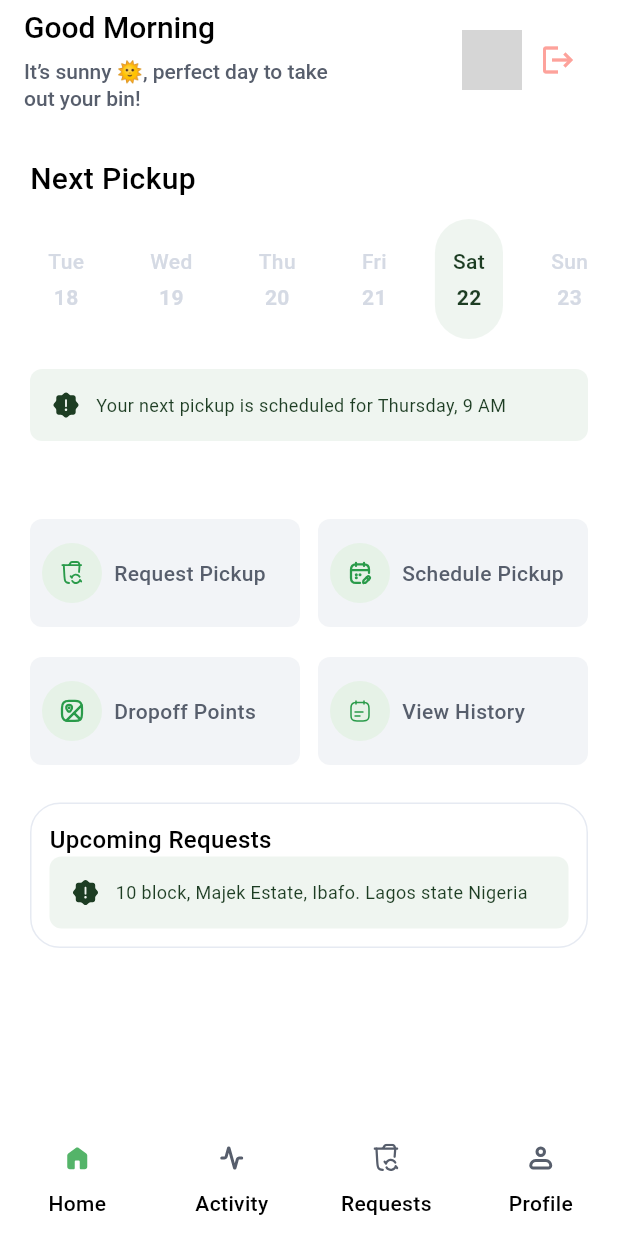
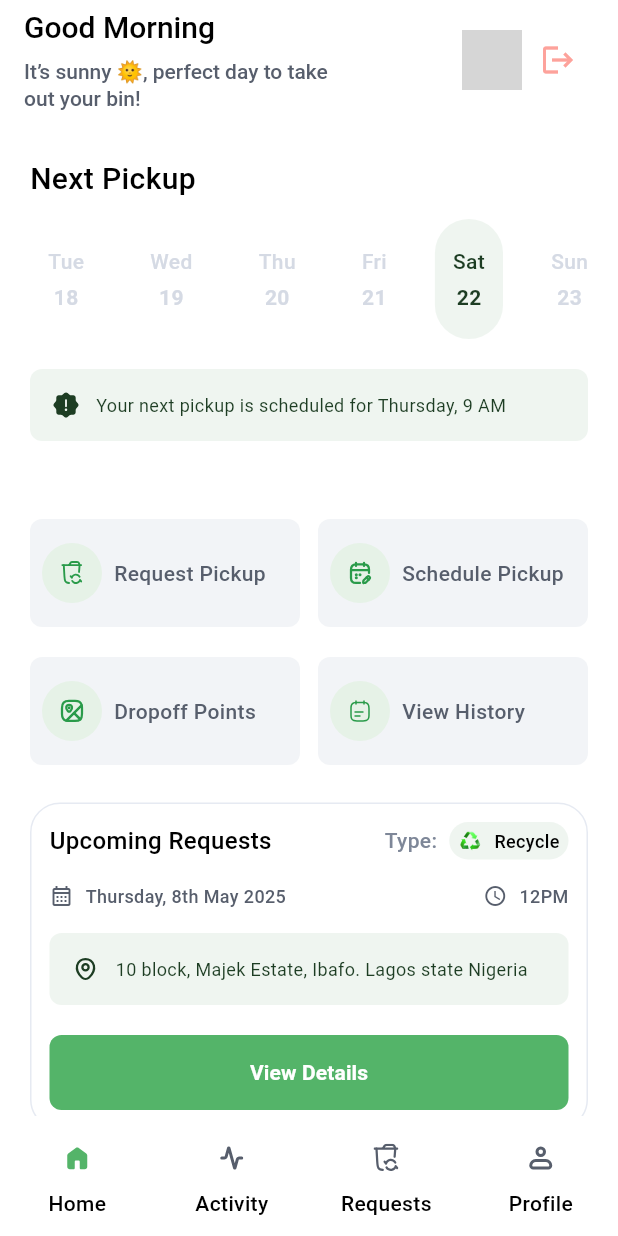
Before and after one commit to Bewizi/EcoBin_Frontend, a Flutter app: the screen it shows after launch, on a phone screen of 412 x 824 dp. Run offline on Flutter 3.47's test engine with Material 3 defaults, Android fonts, the phone set to English and light mode, and no system bars; our stand-ins replace bloc, device_preview, dio, equatable, flutter_bloc, flutter_screenutil and 3 more; network calls fail; grey boxes are pictures that could not be loaded.

Commit message:
feat: Implement upcoming request card UI

```diff
--- a/lib/features/home_page/presentation/pages/home_screen.dart
+++ b/lib/features/home_page/presentation/pages/home_screen.dart
@@ -1,6 +1,8 @@
 import 'package:ecobin/core/di/injection.dart';
+import 'package:ecobin/core/presentation/constants/images.dart';
 import 'package:ecobin/core/presentation/constants/svgs.dart';
 import 'package:ecobin/core/presentation/themes/colors.dart';
+import 'package:ecobin/core/presentation/ui/widgets/app_button.dart';
 import 'package:ecobin/core/presentation/ui/widgets/text_styles.dart';
 import 'package:ecobin/features/auth/presentation/pages/signIn/sign_in.dart';
 import 'package:ecobin/features/home_page/presentation/widgets/date_card.dart';
@@ -215,7 +217,6 @@ class _HomeScreenState extends State<HomeScreen> {
             SliverToBoxAdapter(
               child: Padding(
                 padding: EdgeInsets.symmetric(horizontal: 20, vertical: 25),
-                child: Expanded(
                 child: Container(
                   padding: EdgeInsets.all(12),
                   decoration: BoxDecoration(
@@ -224,6 +225,7 @@ class _HomeScreenState extends State<HomeScreen> {
                   ),
                   child: Column(
                     children: [
+                      // Upcoming request and type
                       Row(
                         mainAxisAlignment: MainAxisAlignment.spaceBetween,
                         children: [
@@ -233,8 +235,89 @@ class _HomeScreenState extends State<HomeScreen> {
                             fontWeight: FontWeight.w500,
                             color: AppColors.kBlack,
                           ),
+
+                          Row(
+                            children: [
+                              TextRegular(
+                                'Type:',
+                                color: AppColors.kSlateGray,
+                                fontWeight: FontWeight.w500,
+                              ),
+                              SizedBox(width: 8),
+                              Container(
+                                padding: EdgeInsets.symmetric(
+                                  vertical: 4,
+                                  horizontal: 6,
+                                ),
+                                decoration: BoxDecoration(
+                                  color: AppColors.kLimeGreen,
+                                  borderRadius: BorderRadius.circular(100),
+                                ),
+                                child: Row(
+                                  children: [
+                                    Image.asset(
+                                      AppImages.kRecycling,
+                                      width: 16,
+                                      height: 16,
+                                    ),
+                                    SizedBox(width: 8),
+                                    TextRegular(
+                                      'Recycle',
+                                      fontSize: 12,
+                                      color: AppColors.kBlack,
+                                      fontWeight: FontWeight.w500,
+                                    ),
                                   ],
                                 ),
+                              ),
+                            ],
+                          ),
+                        ],
+                      ),
+
+                      const SizedBox(height: 16),
+
+                      // Date and time
+                      Row(
+                        mainAxisAlignment: MainAxisAlignment.spaceBetween,
+                        children: [
+                          Row(
+                            children: [
+                              Icon(
+                                Icons.calendar_month_outlined,
+                                size: 16,
+                                color: AppColors.kBlueSlate,
+                              ),
+                              SizedBox(width: 8),
+                              TextRegular(
+                                'Thursday, 8th May 2025',
+                                color: AppColors.kBlueSlate,
+                                fontSize: 12,
+                                fontWeight: FontWeight.w500,
+                              ),
+                            ],
+                          ),
+                          Row(
+                            children: [
+                              Icon(
+                                Icons.access_time,
+                                size: 16,
+                                color: AppColors.kBlueSlate,
+                              ),
+                              SizedBox(width: 8),
+                              TextRegular(
+                                '12PM',
+                                color: AppColors.kBlueSlate,
+                                fontSize: 12,
+                                fontWeight: FontWeight.w500,
+                              ),
+                            ],
+                          ),
+                        ],
+                      ),
+                      const SizedBox(height: 16),
+
+                      // Location
                       Container(
                         width: MediaQuery.of(context).size.width,
                         padding: EdgeInsets.all(12),
@@ -246,22 +329,34 @@ class _HomeScreenState extends State<HomeScreen> {
                           children: [
                             //  icon
                             SvgPicture.asset(
-                                AppSvgs.kInformation,
+                              AppSvgs.kLocationIcon,
                               width: 24,
                               height: 24,
                               fit: BoxFit.scaleDown,
                             ),
                             const SizedBox(width: 8),
-                              TextRegular(
+                            Expanded(
+                              child: TextRegular(
                                 '10 block, Majek Estate, Ibafo. Lagos state Nigeria',
                                 fontSize: 12,
                                 color: AppColors.kBritishRacingGreen,
                               ),
+                            ),
                           ],
                         ),
                       ),
+
+                      const SizedBox(height: 20),
+
+                      CustomButton(
+                        title: 'View Details',
+                        bgColor: AppColors.kPrimary,
+                        textColor: AppColors.kWhite,
+                        onTap: () {
+                          context.go(HomeScreen.routeName);
+                        },
+                      ),
                     ],
-                    ),
                   ),
                 ),
               ),
```
Lines whose indentation alone changed are shown as unchanged.
